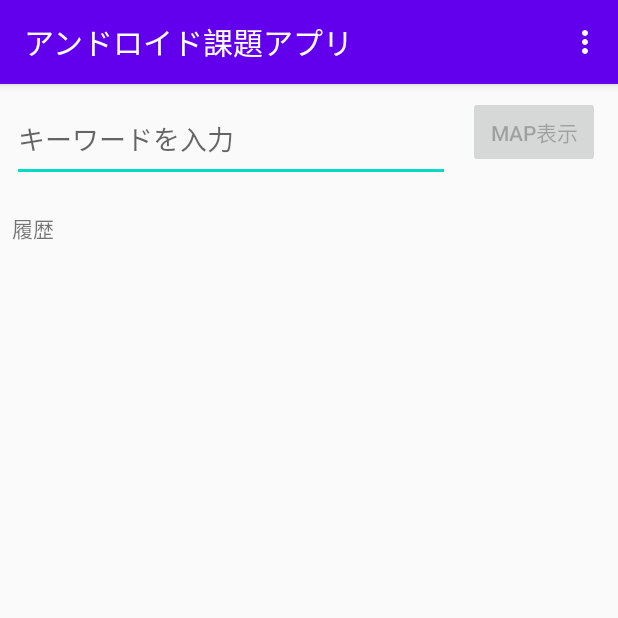
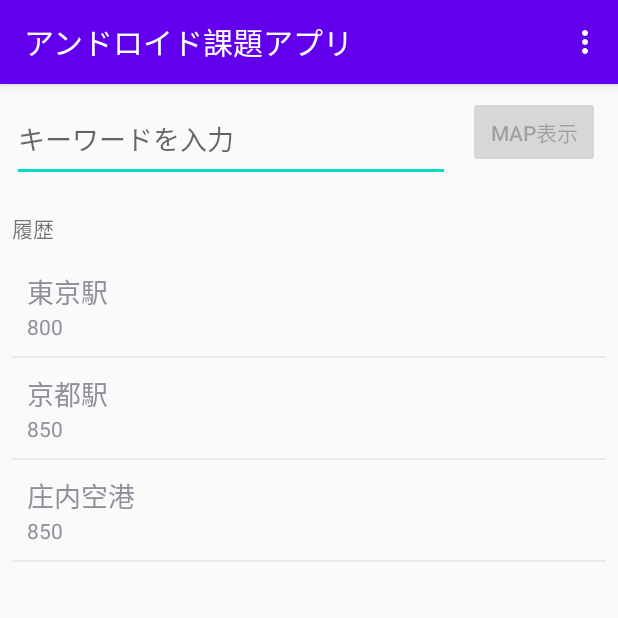
Before and after one commit to takudosato/GoogleMapExecApp, an Android app: the screen it shows after launch (MainActivity), on a phone screen of 412 x 824 dp, the top half of it. Run offline under Robolectric (Android 15) with nearby library versions, the phone set to English and light mode, and no system bars.

Commit message:
add sample RecyclerList

```diff
--- a/app/build.gradle
+++ b/app/build.gradle
@@ -30,8 +30,9 @@ dependencies {
     implementation 'androidx.core:core-ktx:1.3.0'
     implementation 'androidx.appcompat:appcompat:1.1.0'
     implementation 'androidx.constraintlayout:constraintlayout:1.1.3'
+    implementation 'androidx.recyclerview:recyclerview:1.1.0'
     testImplementation 'junit:junit:4.12'
     androidTestImplementation 'androidx.test.ext:junit:1.1.1'
     androidTestImplementation 'androidx.test.espresso:espresso-core:3.2.0'
-
+    implementation "androidx.recyclerview:recyclerview-selection:1.1.0-rc01"
 }
--- a/app/src/main/java/com/example/googlemapexecapp/MainActivity.kt
+++ b/app/src/main/java/com/example/googlemapexecapp/MainActivity.kt
@@ -13,13 +13,15 @@ import android.os.Bundle
 import android.text.Editable
 import android.text.TextWatcher
 import android.util.Log
-import android.view.Menu
-import android.view.MenuItem
-import android.view.View
+import android.view.*
 import android.widget.Button
 import android.widget.EditText
 import android.widget.TextView
+import android.widget.Toast
 import androidx.core.app.ActivityCompat
+import androidx.recyclerview.widget.DividerItemDecoration
+import androidx.recyclerview.widget.LinearLayoutManager
+import androidx.recyclerview.widget.RecyclerView
 import java.net.URLEncoder
 
 class MainActivity : AppCompatActivity()   {
@@ -75,7 +77,93 @@ class MainActivity : AppCompatActivity()   {
             }
         })
 
+
+        //RecyclerView設定
+        val lvMenu = findViewById<RecyclerView>(R.id.recycler_view)
+        //LinearLayoutManagerオブジェクトを生成。
+        val layout = LinearLayoutManager(applicationContext)
+        //レイアウトマネージャーを登録
+        lvMenu.layoutManager = layout
+
+        //サンプルのListオブジェクトを用意。
+        val menuList: MutableList<MutableMap<String, String>> = mutableListOf()
+        //「から揚げ定食」のデータを格納するMapオブジェクトの用意とmenuListへのデータ登録。
+        var menus = mutableMapOf("keyword" to "東京駅", "daytime" to "800", "desc" to "若鳥のから揚げにサラダ、ご飯とお味噌汁が付きます。")
+        menuList.add(menus)
+        //「ハンバーグ定食」のデータを格納するMapオブジェクトの用意とmenuListへのデータ登録。
+        menus = mutableMapOf("keyword" to "京都駅", "daytime" to "850", "desc" to "手ごねハンバーグにサラダ、ご飯とお味噌汁が付きます。")
+        menuList.add(menus)
+        //以下データ登録の繰り返し。
+        menus = mutableMapOf("keyword" to "庄内空港", "daytime" to "850", "desc" to "すりおろし生姜を使った生姜焼きにサラダ、ご飯とお味噌汁が付きます。")
+        menuList.add(menus)
+
+        //アダプタオブジェクトを生成。
+        val adapter = RecyclerListAdapter(menuList)
+        //RecyclerViewにアダプタオブジェクトを設定。
+        lvMenu.adapter = adapter
+
+        //区切り専用のオブジェクトを生成。
+        val decorator = DividerItemDecoration(applicationContext, layout.orientation)
+        //RecyclerViewに区切り線オブジェクトを設定。
+        lvMenu.addItemDecoration(decorator)
+
         Log.d("MainActivity", "onCreate out")
+    }
+
+    /**
+     * RecyclerViewのビューホルダクラス。
+     */
+    private inner class RecyclerListViewHolder(itemView: View) : RecyclerView.ViewHolder(itemView) {
+        /**
+         * リスト1行分中でキーワードを表示する画面部品。
+         */
+        var tvKeyword: TextView
+        /**
+         * リスト1行分中で日時を表示する画面部品。
+         */
+        var tvDaytime: TextView
+
+        init {
+            //引数で渡されたリスト1行分の画面部品中から表示に使われるTextViewを取得。
+            tvKeyword = itemView.findViewById(R.id.tvKeyword)
+            tvDaytime = itemView.findViewById(R.id.tvDaytime)
+        }
+    }
+
+    /**
+     * RecyclerViewのアダプタクラス。
+     */
+    private inner class RecyclerListAdapter(private val _listData: MutableList<MutableMap<String, String>>): RecyclerView.Adapter<RecyclerListViewHolder>() {
+        override fun onCreateViewHolder(parent: ViewGroup, viewType: Int): RecyclerListViewHolder {
+            //レイアウトインフレータを取得。
+            val inflater = LayoutInflater.from(applicationContext)
+            //row.xmlをインフレートし、1行分の画面部品とする。
+            val view = inflater.inflate(R.layout.kwlist, parent, false)
+            //インフレートされた1行分の画面部品にリスナを設定。
+            view.setOnClickListener(ItemClickListener())
+            //ビューホルダオブジェクトを生成。
+            val holder = RecyclerListViewHolder(view)
+            //生成したビューホルダをリターン。
+            return holder
+        }
+
+        override fun onBindViewHolder(holder: RecyclerListViewHolder, position: Int) {
+            //リストデータから該当1行分のデータを取得。
+            val item = _listData[position]
+            //キーワード文字列を取得。
+            val keyword = item["keyword"] as String
+            //日時を取得。
+            val daytime = item["daytime"] as String
+
+            //メニュー名と金額をビューホルダ中のTextViewに設定。
+            holder.tvKeyword.text = keyword
+            holder.tvDaytime.text = daytime
+        }
+
+        override fun getItemCount(): Int {
+            //リストデータ中の件数をリターン。
+            return _listData.size
+        }
     }
 
     /**
@@ -103,6 +191,21 @@ class MainActivity : AppCompatActivity()   {
         }
     }
 
+    /**
+     * リストをタップした時のリスナクラス。
+     */
+    private inner class ItemClickListener : View.OnClickListener {
+        override fun onClick(view: View) {
+            //タップされたLinearLayout内にあるメニュー名表示TextViewを取得。
+            val tvMenuName = view.findViewById<TextView>(R.id.tvKeyword)
+            //メニュー名表示TextViewから表示されているメニュー名文字列を取得。
+            val menuName = tvMenuName.text.toString()
+            //トーストに表示する文字列を生成。
+            val msg = "ご注文" + menuName
+            //トースト表示。
+            Toast.makeText(applicationContext, msg, Toast.LENGTH_SHORT).show()
+        }
+    }
 
     /**
      * onCreateOptionsMenu
@@ -187,4 +290,5 @@ class MainActivity : AppCompatActivity()   {
         Log.d("MainActivity", "onMapShowButtonClick out")
     }
 
+
 }
--- a/app/src/main/res/layout/activity_main.xml
+++ b/app/src/main/res/layout/activity_main.xml
@@ -46,20 +46,21 @@
         app:layout_constraintStart_toStartOf="parent"
         app:layout_constraintTop_toBottomOf="@+id/etInputKeyword" />
 
-    <ListView
-        android:id="@+id/lvMenu"
-        android:layout_width="406dp"
-        android:layout_height="567dp"
+    <!-- A RecyclerView with some commonly used attributes -->
+    <androidx.recyclerview.widget.RecyclerView
+        android:id="@+id/recycler_view"
+        android:layout_width="0dp"
+        android:layout_height="0dp"
         android:layout_marginStart="8dp"
         android:layout_marginLeft="8dp"
         android:layout_marginTop="8dp"
         android:layout_marginEnd="8dp"
         android:layout_marginRight="8dp"
         android:layout_marginBottom="8dp"
+        android:scrollbars="vertical"
         app:layout_constraintBottom_toBottomOf="parent"
         app:layout_constraintEnd_toEndOf="parent"
         app:layout_constraintStart_toStartOf="parent"
-        app:layout_constraintTop_toBottomOf="@+id/tvlist"
-        app:layout_constraintVertical_bias="0.022" />
+        app:layout_constraintTop_toBottomOf="@+id/tvlist" />
 
 </androidx.constraintlayout.widget.ConstraintLayout>
--- /dev/null
+++ b/app/src/main/res/layout/kwlist.xml
@@ -0,0 +1,31 @@
+<?xml version="1.0" encoding="utf-8"?>
+
+<LinearLayout
+    xmlns:android="http://schemas.android.com/apk/res/android"
+    android:layout_width="match_parent"
+    android:layout_height="wrap_content"
+    android:orientation="vertical">
+
+    <TextView
+        android:id="@+id/tvKeyword"
+        android:layout_width="match_parent"
+        android:layout_height="wrap_content"
+        android:layout_marginLeft="10dp"
+        android:layout_marginTop="10dp"
+        android:textSize="18sp"/>
+
+    <LinearLayout
+        android:layout_width="match_parent"
+        android:layout_height="match_parent"
+        android:layout_marginBottom="10dp"
+        android:layout_marginLeft="10dp"
+        android:orientation="horizontal">
+
+        <TextView
+            android:id="@+id/tvDaytime"
+            android:layout_width="wrap_content"
+            android:layout_height="wrap_content"
+            android:textSize="14sp"/>
+
+    </LinearLayout>
+</LinearLayout>
```
